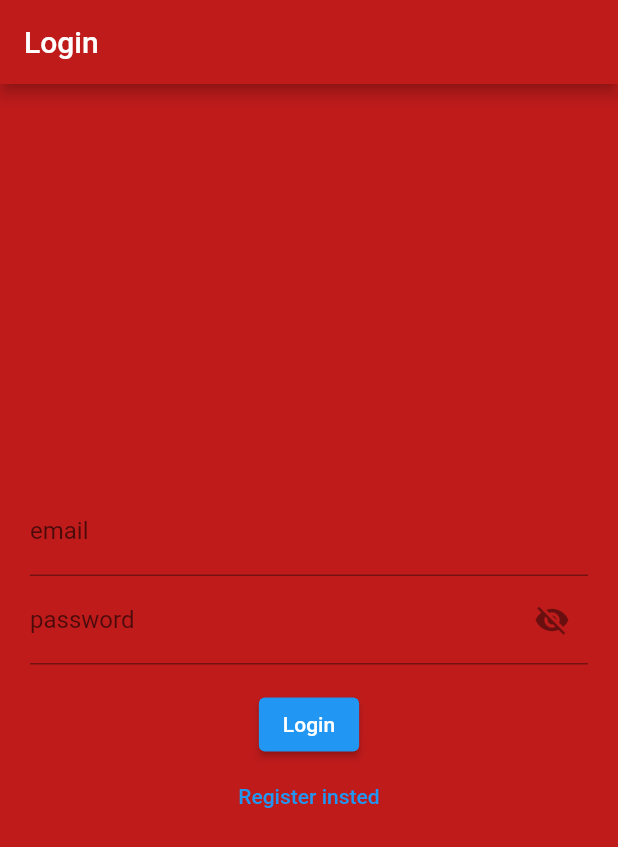
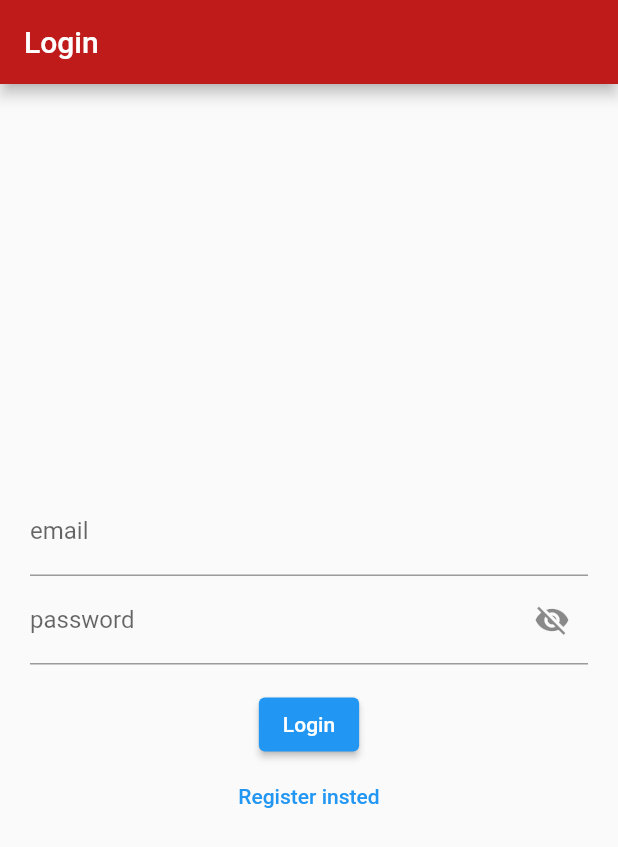
Before and after one commit to FritschGergo/bucketlist, a Flutter app: the screen it shows after launch, on a phone screen of 412 x 824 dp. Shown: the top 847 px of the screen. Run offline on Flutter 3.47's test engine with Material 2 defaults, Android fonts, the phone set to English and light mode, and no system bars; our stand-ins replace cloud_firestore, firebase_auth, firebase_core, flutter_dotenv; missing offline and left inert: flutter_stripe; accounts and stored records are empty.

Commit message:
Run on ios

```diff
--- a/lib/main.dart
+++ b/lib/main.dart
@@ -6,13 +6,12 @@ import 'package:flutter_dotenv/flutter_dotenv.dart';
 import 'package:flutter_stripe/flutter_stripe.dart';
 import '../globals.dart' as globals;
 
-
-void main() async{
-
+void main() async {
   WidgetsFlutterBinding.ensureInitialized();
   await Firebase.initializeApp();
   //Assign publishable key to flutter_stripe
-  Stripe.publishableKey = "pk_test_51NVCVXDjS8bNiTGY72jyZqfVPPd4kaZDxDbQ8bJDjmbiGl0IvpCuqFT33MQg4HPhpcNVbdKxcWfpPAa4jtF0iWog00FuQhWh5T";
+  Stripe.publishableKey =
+      "pk_test_51NVCVXDjS8bNiTGY72jyZqfVPPd4kaZDxDbQ8bJDjmbiGl0IvpCuqFT33MQg4HPhpcNVbdKxcWfpPAa4jtF0iWog00FuQhWh5T";
 
   //Load our .env file that contains our Stripe Secret key
   await dotenv.load(fileName: ".env");
@@ -27,12 +26,9 @@ class MyApp extends StatelessWidget {
     return MaterialApp(
       theme: ThemeData(
         primaryColor: globals.myPrimaryColor,
-        scaffoldBackgroundColor: globals.myBackgroundColor,
-
+        // scaffoldBackgroundColor: globals.myBackgroundColor,
       ),
       darkTheme: ThemeData.dark(),
-
-
       home: const WidgetTree(),
     );
   }
```
Also changed, not shown: 2 other files.
